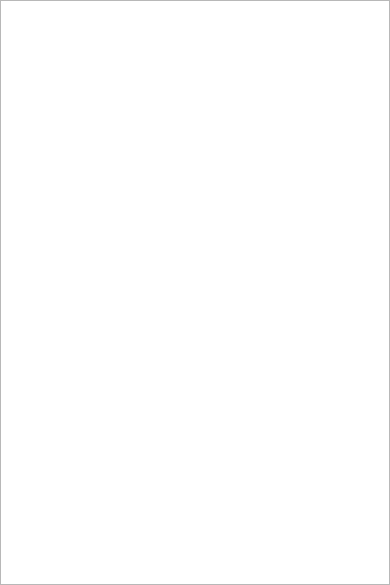
Before: the Qt Designer form src/editor/complist.ui in aibolem/TeleScore, drawn with Qt 5.
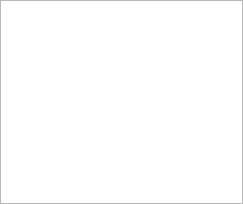
After: the same form once the commit is applied.

Commit message:
Added info button and refractored code
- Added info button
- Refractored clocktab implementation

```diff
--- a/src/editor/complist.ui
+++ b/src/editor/complist.ui
@@ -6,8 +6,8 @@
    <rect>
     <x>0</x>
     <y>0</y>
-    <width>390</width>
-    <height>585</height>
+    <width>243</width>
+    <height>204</height>
    </rect>
   </property>
   <property name="windowTitle">
@@ -66,6 +66,11 @@
        <string>Category</string>
       </property>
      </column>
+     <column>
+      <property name="text">
+       <string>Info</string>
+      </property>
+     </column>
     </widget>
    </item>
   </layout>
```
The commit also changes 6 other files.
